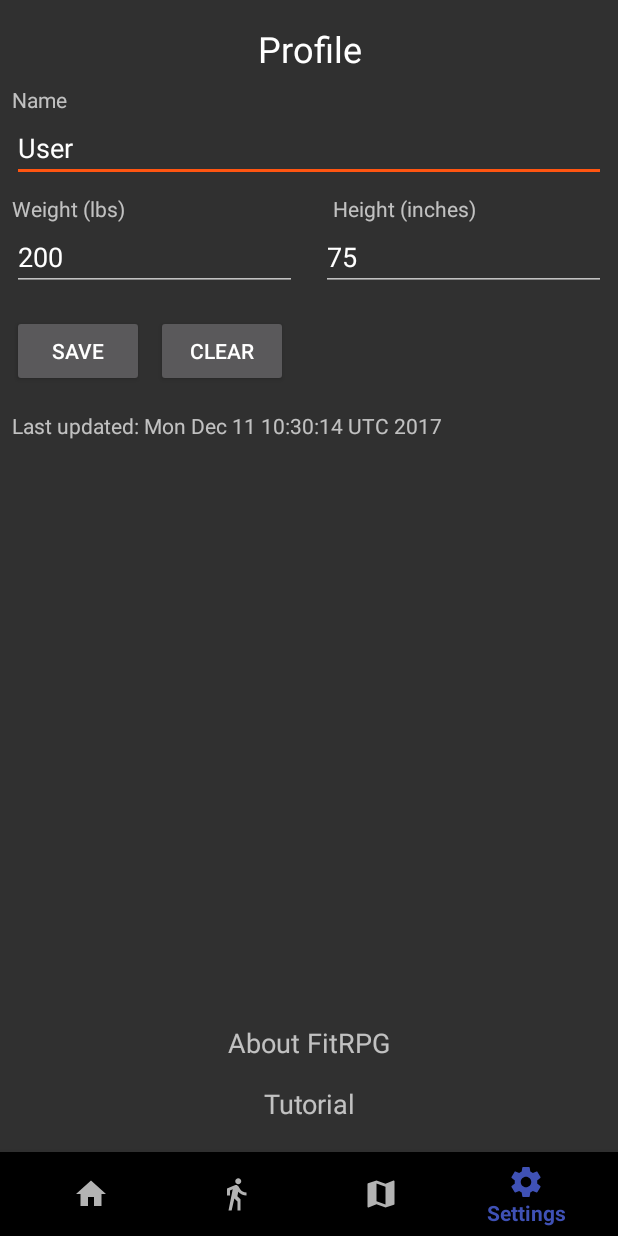
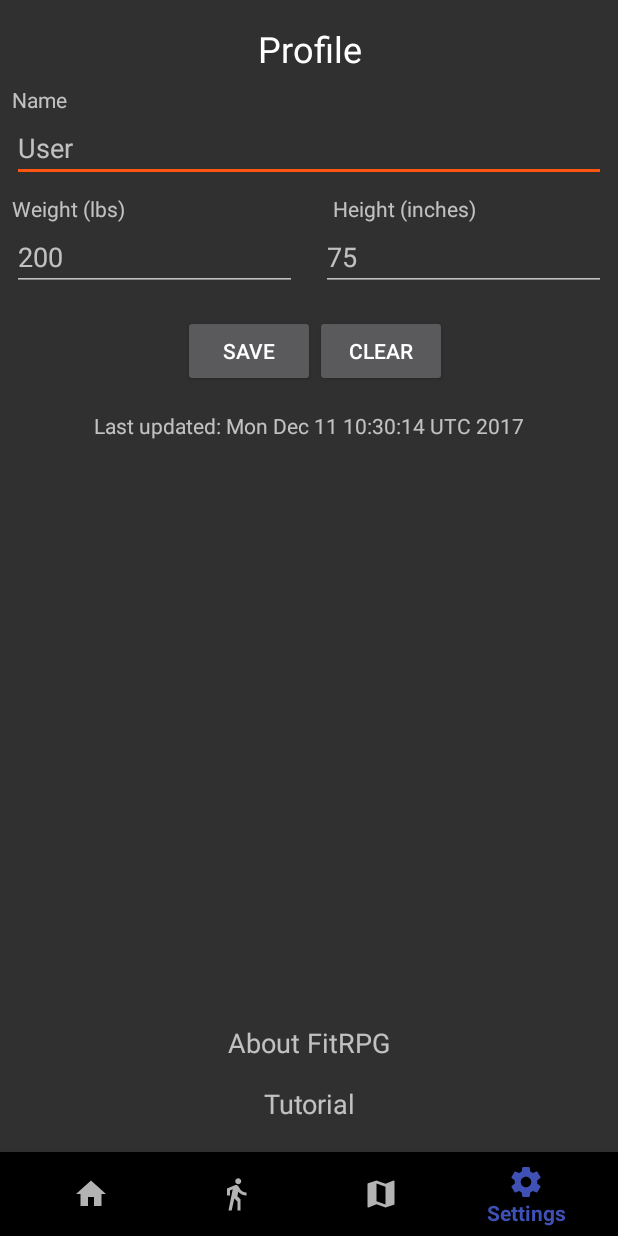
Before and after one commit to burriep/FitRPG, an Android app: the SettingsActivity screen opened directly, with no data from a screen before it, on a phone screen of 412 x 824 dp. Run offline under Robolectric (Android 15) with nearby library versions, the light colour scheme and no system bars.

Commit message:
Fixed all user input errors. Added toasts for saving or clearing in profile page.

```diff
--- a/app/src/main/java/edu/uwm/cs/fitrpg/activity/SettingsActivity.java
+++ b/app/src/main/java/edu/uwm/cs/fitrpg/activity/SettingsActivity.java
@@ -10,6 +10,7 @@ import android.view.View;
 import android.widget.Button;
 import android.widget.EditText;
 import android.widget.TextView;
+import android.widget.Toast;
 
 import java.text.SimpleDateFormat;
 import java.util.Calendar;
@@ -141,9 +142,12 @@ public class SettingsActivity extends AppCompatActivity{
     }
 
     private void resetSettings() {
-        etName.setText(user.getName());
-        etWeight.setText(Integer.toString(user.getWeight()));
-        etHeight.setText(Integer.toString(user.getHeight()));
+        etName.setText("");
+        etName.setHint(user.getName());
+        etWeight.setText("");
+        etWeight.setHint(Integer.toString(user.getWeight()));
+        etHeight.setText("");
+        etHeight.setHint(Integer.toString(user.getHeight()));
         tvUpdateDate.setText("Last updated: " + user.getLastUpdateDate());
     }
 
@@ -158,12 +162,29 @@ public class SettingsActivity extends AppCompatActivity{
         btnSave.setOnClickListener(new View.OnClickListener() {
             @Override
             public void onClick(View view) {
+                boolean changed = false;
+                if(etName.getText().length() > 0) {
                     name = etName.getText().toString();
+                    changed = true;
+                }
+                if(etWeight.getText().length() > 0) {
                     weight = Integer.parseInt(etWeight.getText().toString());
+                    changed = true;
+                }
+                if(etHeight.getText().length() > 0) {
                     height = Integer.parseInt(etHeight.getText().toString());
+                    changed = true;
+                }
+                if(changed) {
                     tvUpdateDate.setText(DATE_FORMAT.format(Calendar.getInstance().getTime()));
                     updateSettings();
                     resetSettings();
+                    Toast.makeText(getApplicationContext(), "Updated user", Toast.LENGTH_SHORT).show();
+                }
+                else {
+                    Toast.makeText(getApplicationContext(), "Nothing to update", Toast.LENGTH_SHORT).show();
+                }
+
             }
         });
 
--- a/app/src/main/res/layout/activity_settings.xml
+++ b/app/src/main/res/layout/activity_settings.xml
@@ -91,40 +91,49 @@
         app:layout_constraintTop_toBottomOf="@+id/settings_height_label" />
 
 
-    <TextView
-        android:id="@+id/settings_last_updated"
-        android:layout_width="0dp"
+    <LinearLayout
+        android:layout_width="match_parent"
         android:layout_height="wrap_content"
         android:layout_marginEnd="8dp"
         android:layout_marginLeft="16dp"
         android:layout_marginStart="8dp"
         android:layout_marginTop="16dp"
-        android:text="Last updated:"
         app:layout_constraintEnd_toEndOf="parent"
         app:layout_constraintLeft_toLeftOf="parent"
         app:layout_constraintStart_toStartOf="parent"
-        app:layout_constraintTop_toBottomOf="@+id/btn_settings_save" />
+        app:layout_constraintTop_toBottomOf="@+id/ll_settings"
+        android:gravity="center">
 
+        <TextView
+            android:id="@+id/settings_last_updated"
+            android:layout_width="wrap_content"
+            android:layout_height="wrap_content"
+            android:text="Last updated:"/>
+    </LinearLayout>
 
-    <Button
-        android:id="@+id/btn_settings_save"
-        android:layout_width="wrap_content"
+    <LinearLayout
+        android:id="@+id/ll_settings"
+        android:layout_width="match_parent"
         android:layout_height="wrap_content"
         android:layout_marginStart="8dp"
         android:layout_marginTop="16dp"
-        android:text="Save"
         app:layout_constraintStart_toStartOf="parent"
-        app:layout_constraintTop_toBottomOf="@+id/settings_weight" />
+        app:layout_constraintTop_toBottomOf="@+id/settings_weight"
+        android:gravity="center">
 
-    <Button
-        android:id="@+id/btn_settings_reset"
-        android:layout_width="wrap_content"
-        android:layout_height="wrap_content"
-        android:layout_marginStart="8dp"
-        android:layout_marginTop="16dp"
-        android:text="Clear"
-        app:layout_constraintStart_toEndOf="@+id/btn_settings_save"
-        app:layout_constraintTop_toBottomOf="@+id/settings_weight" />
+        <Button
+            android:id="@+id/btn_settings_save"
+            android:layout_width="wrap_content"
+            android:layout_height="wrap_content"
+            android:text="Save"/>
+
+        <Button
+            android:id="@+id/btn_settings_reset"
+            android:layout_width="wrap_content"
+            android:layout_height="wrap_content"
+            android:text="Clear"/>
+
+    </LinearLayout>
 
 
     <TextView
```
Also changed, not shown: app/src/main/java/edu/uwm/cs/fitrpg/activity/Home.java (+12 -3 lines), app/src/main/java/edu/uwm/cs/fitrpg/fragments/CurrentLevelFragment.java (+15 -3 lines), app/src/main/java/edu/uwm/cs/fitrpg/model/FitnessActivity.java (+3 -4 lines). Lines whose indentation alone changed are shown as unchanged.
